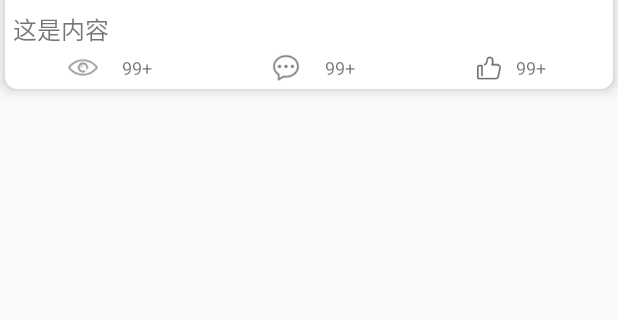
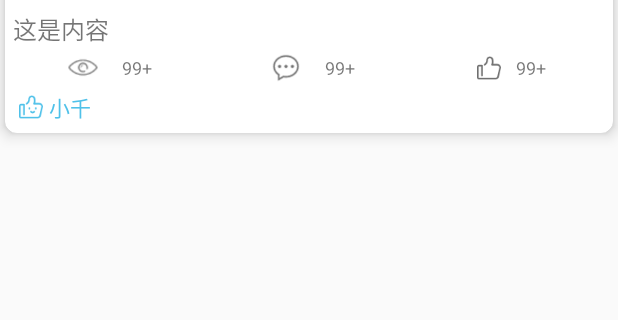
Before and after one commit to Calo-missile/WtuAssess, an Android app: the layout layout_item_circle.xml on its own in the app's theme, with its tools: preview values and no code run, on a phone screen of 412 x 824 dp, the part 80-400 px from its top. Run offline under Robolectric (Android 15) with nearby library versions, the phone set to English and light mode, and no system bars.

```diff
--- a/app/src/main/res/layout/activity_main.xml
+++ b/app/src/main/res/layout/activity_main.xml
@@ -29,7 +29,7 @@
                 android:layout_gravity="center"
                 android:text="首 页"
                 android:textColor="@android:color/white"
-                android:textSize="20sp" />
+                android:textSize="16sp" />
 
         </android.support.v7.widget.Toolbar>
 
--- a/app/src/main/res/layout/fragment_circle.xml
+++ b/app/src/main/res/layout/fragment_circle.xml
@@ -5,6 +5,7 @@
               android:layout_height="match_parent">
 
     <android.support.v4.widget.SwipeRefreshLayout
+        android:id="@+id/swipe_refresh_circle"
         android:layout_width="match_parent"
         android:layout_height="match_parent">
 
--- a/app/src/main/res/layout/layout_item_circle.xml
+++ b/app/src/main/res/layout/layout_item_circle.xml
@@ -36,7 +36,7 @@
                 android:textSize="16sp"/>
 
             <TextView
-                android:id="@+id/mood_time"
+                android:id="@+id/tv_cir_time"
                 android:layout_width="match_parent"
                 android:layout_height="wrap_content"
                 android:layout_below="@id/tv_ciruser_name"
@@ -56,6 +56,31 @@
             android:textSize="16sp"/>
 
         <include layout="@layout/item_circle_action"/>
+
+        <LinearLayout
+            android:paddingLeft="5dp"
+            android:paddingBottom="5dp"
+            android:gravity="center_vertical"
+            android:orientation="horizontal"
+            android:descendantFocusability="blocksDescendants"
+            android:layout_width="match_parent"
+            android:layout_height="wrap_content">
+
+            <ImageView
+                android:layout_width="24dp"
+                android:layout_height="24dp"
+                android:focusable="false"
+                android:scaleType="centerInside"
+                android:src="@mipmap/icon_like"/>
+
+            <TextView
+                android:id="@+id/tv_like_people"
+                android:layout_width="wrap_content"
+                android:layout_height="wrap_content"
+                android:text="小千"
+                android:textColor="#4FC1E9"/>
+
+        </LinearLayout>
     </LinearLayout>
 
 
```
Also changed, not shown: app/src/main/java/com/hsc/wtuassess/MainActivity.java (+4 -3 lines), app/src/main/java/com/hsc/wtuassess/fragment/RecCircleFragment.java (+75 -4 lines), app/src/main/java/com/hsc/wtuassess/fragment/adapter/CircleRecyclerAdapter.java (+40 -7 lines).
